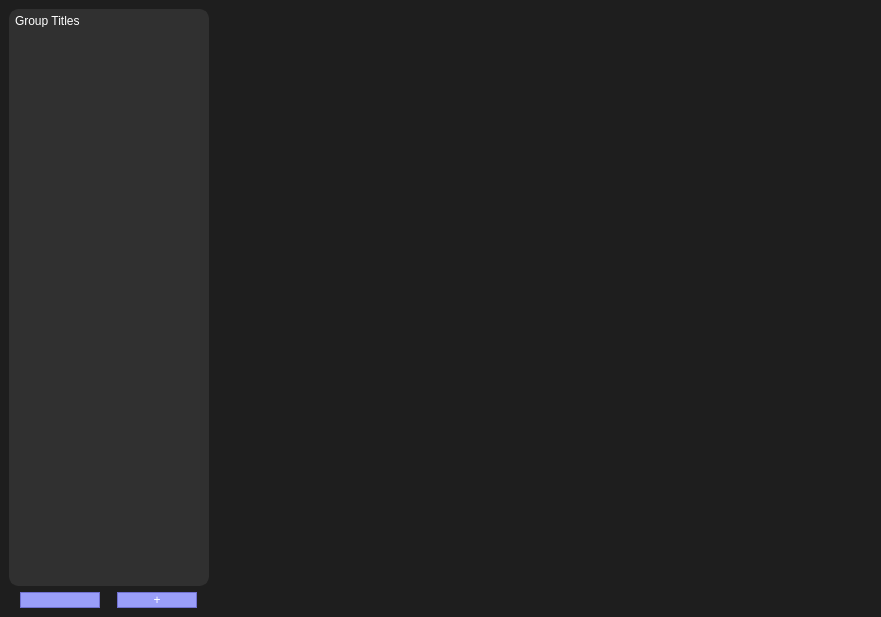
Before: the Qt Designer form ui/load.ui in MarwanMagdy0/VoiceNote, drawn with Qt 5.
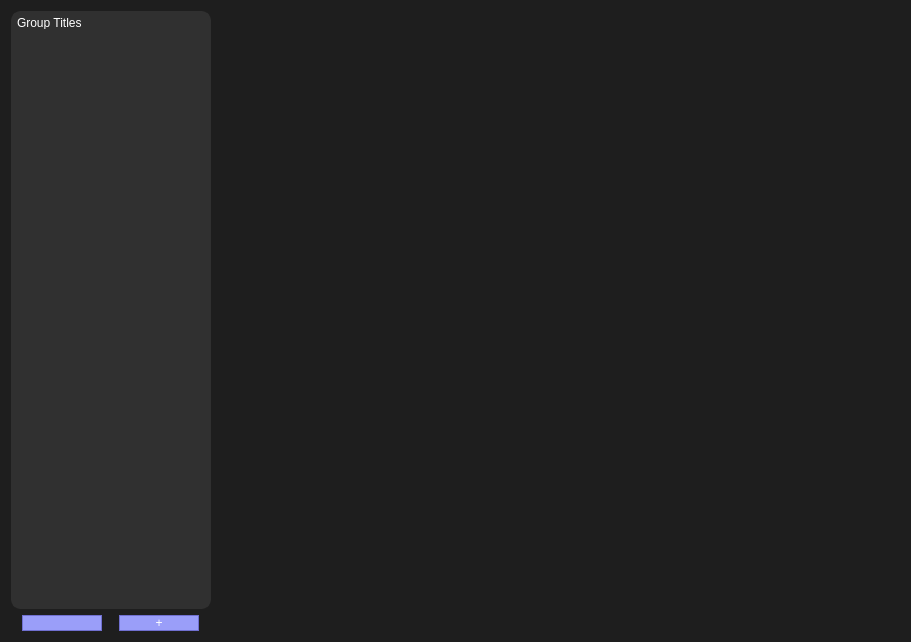
After: the same form once the commit is applied. Icons and pictures are not drawn.

Commit message: adding the workspace design with renamming the old WorkSpace to be a FileView class as the work space should be another thing in a second commit

What changed in the file:
```diff
--- a/ui/load.ui
+++ b/ui/load.ui
@@ -1,13 +1,13 @@
 <?xml version="1.0" encoding="UTF-8"?>
 <ui version="4.0">
  <class>MainWindow</class>
- <widget class="QMainWindow" name="MainWindow">
+ <widget class="QWidget" name="MainWindow">
   <property name="geometry">
    <rect>
     <x>0</x>
     <y>0</y>
-    <width>881</width>
-    <height>617</height>
+    <width>911</width>
+    <height>642</height>
    </rect>
   </property>
   <property name="windowTitle">
@@ -68,7 +68,8 @@
         background: none;
     }</string>
   </property>
-  <widget class="QWidget" name="centralwidget">
+  <layout class="QHBoxLayout" name="horizontalLayout_3">
+   <item>
    <layout class="QHBoxLayout" name="horizontalLayout">
     <item>
      <layout class="QVBoxLayout" name="verticalLayout_2">
@@ -187,8 +188,8 @@
         <rect>
          <x>0</x>
          <y>0</y>
-         <width>653</width>
-         <height>597</height>
+          <width>681</width>
+          <height>620</height>
         </rect>
        </property>
        <layout class="QVBoxLayout" name="verticalLayout"/>
@@ -196,7 +197,8 @@
      </widget>
     </item>
    </layout>
-  </widget>
+   </item>
+  </layout>
  </widget>
  <resources/>
  <connections/>
```
Lines whose indentation alone changed are shown as unchanged. The commit also changes 10 other files.
